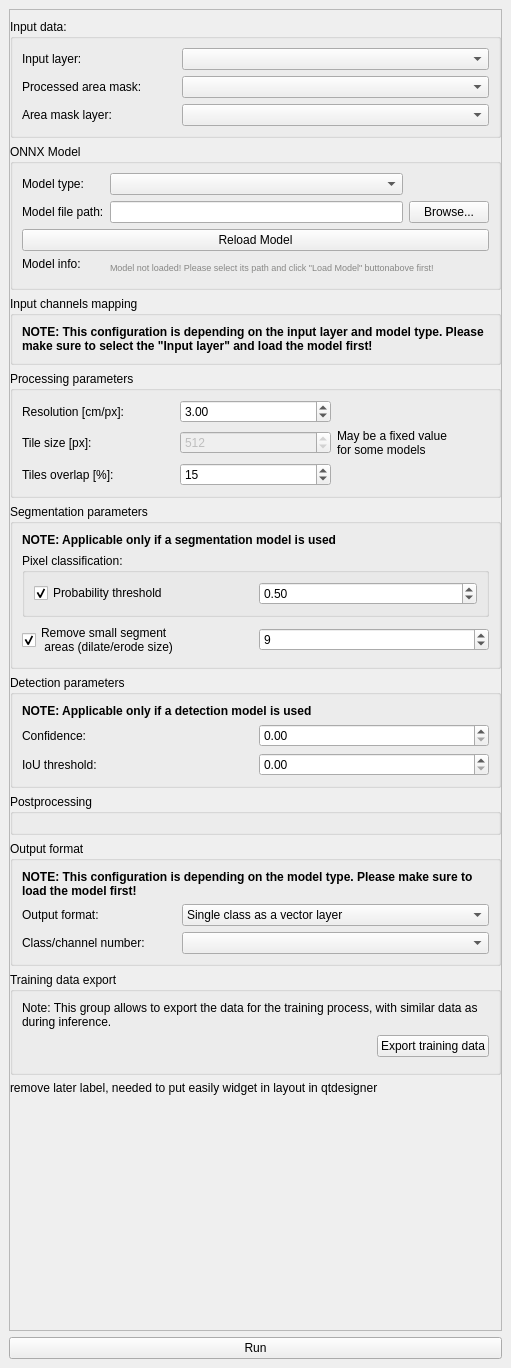
Before: the Qt Designer form plugin/deep_segmentation_framework/deep_segmentation_framework_dockwidget_base.ui in PUTvision/qgis-plugin-deepness, drawn with Qt 5.
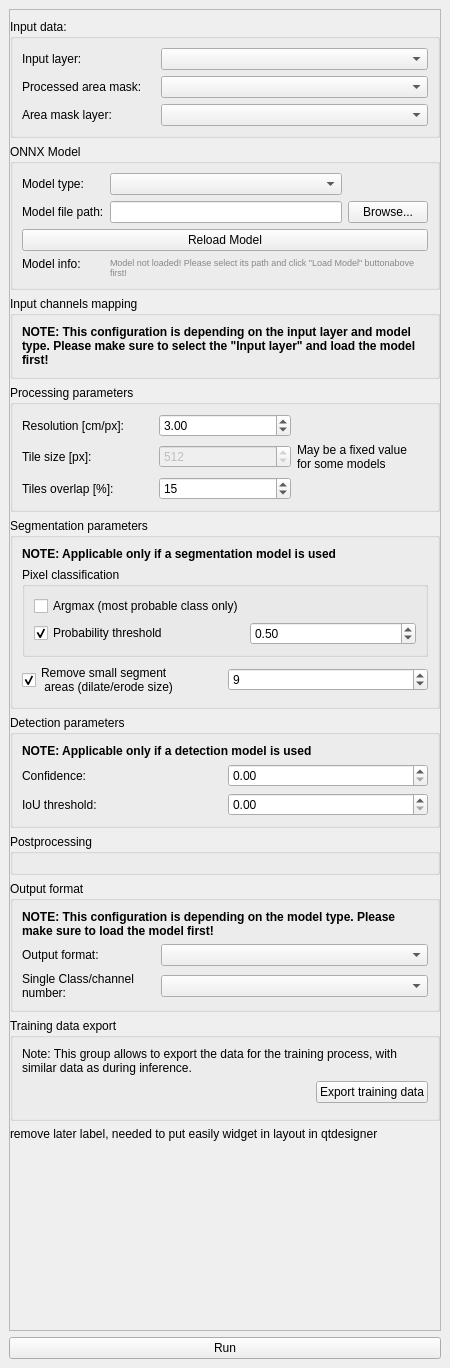
After: the same form once the commit is applied. Custom widgets are drawn as their Qt base class.

Commit message: Generating and saving model output format in UI

Diff of the .ui file:
```diff
--- a/plugin/deep_segmentation_framework/deep_segmentation_framework_dockwidget_base.ui
+++ b/plugin/deep_segmentation_framework/deep_segmentation_framework_dockwidget_base.ui
@@ -6,7 +6,7 @@
    <rect>
     <x>0</x>
     <y>0</y>
-    <width>511</width>
+    <width>450</width>
     <height>1368</height>
    </rect>
   </property>
@@ -25,8 +25,8 @@
         <rect>
          <x>0</x>
          <y>0</y>
-         <width>491</width>
-         <height>1296</height>
+         <width>416</width>
+         <height>1307</height>
         </rect>
        </property>
        <layout class="QVBoxLayout" name="verticalLayout_3">
@@ -328,10 +328,10 @@
            <item row="1" column="0" colspan="2">
             <widget class="QGroupBox" name="groupBox">
              <property name="title">
-              <string>Pixel classification:</string>
+              <string>Pixel classification</string>
              </property>
              <layout class="QGridLayout" name="gridLayout_6">
-              <item row="0" column="1">
+              <item row="1" column="1">
                <widget class="QDoubleSpinBox" name="doubleSpinBox_probabilityThreshold">
                 <property name="decimals">
                  <number>2</number>
@@ -348,6 +348,13 @@
                </widget>
               </item>
               <item row="0" column="0">
+               <widget class="QCheckBox" name="checkBox_pixelClassArgmaxEnabled">
+                <property name="text">
+                 <string>Argmax (most probable class only)</string>
+                </property>
+               </widget>
+              </item>
+              <item row="1" column="0">
                <widget class="QCheckBox" name="checkBox_pixelClassEnableThreshold">
                 <property name="text">
                  <string>Probability threshold</string>
@@ -452,19 +459,18 @@
           </property>
           <layout class="QGridLayout" name="gridLayout_2">
            <item row="1" column="1" colspan="2">
-            <widget class="QComboBox" name="comboBox">
-             <item>
-              <property name="text">
-               <string>Single class as a vector layer</string>
-              </property>
-             </item>
-             <item>
-              <property name="text">
-               <string>All classes as separate layers</string>
-              </property>
-             </item>
+            <widget class="QComboBox" name="comboBox_modelOutputFormat"/>
+           </item>
+           <item row="1" column="0">
+            <widget class="QLabel" name="label_18">
+             <property name="text">
+              <string>Output format:</string>
+             </property>
             </widget>
            </item>
+           <item row="2" column="1" colspan="2">
+            <widget class="QComboBox" name="comboBox_outputFormatClassNumber"/>
+           </item>
            <item row="0" column="0" colspan="3">
             <widget class="QLabel" name="label_17">
              <property name="font">
@@ -481,23 +487,14 @@
              </property>
             </widget>
            </item>
-           <item row="1" column="0">
-            <widget class="QLabel" name="label_18">
-             <property name="text">
-              <string>Output format:</string>
-             </property>
-            </widget>
-           </item>
            <item row="2" column="0">
             <widget class="QLabel" name="label_9">
              <property name="text">
-              <string>Class/channel number:</string>
+              <string>Single Class/channel 
+number:</string>
              </property>
             </widget>
            </item>
-           <item row="2" column="1" colspan="2">
-            <widget class="QComboBox" name="comboBox_2"/>
-           </item>
           </layout>
          </widget>
         </item>
```
The commit also changes 3 other files.
